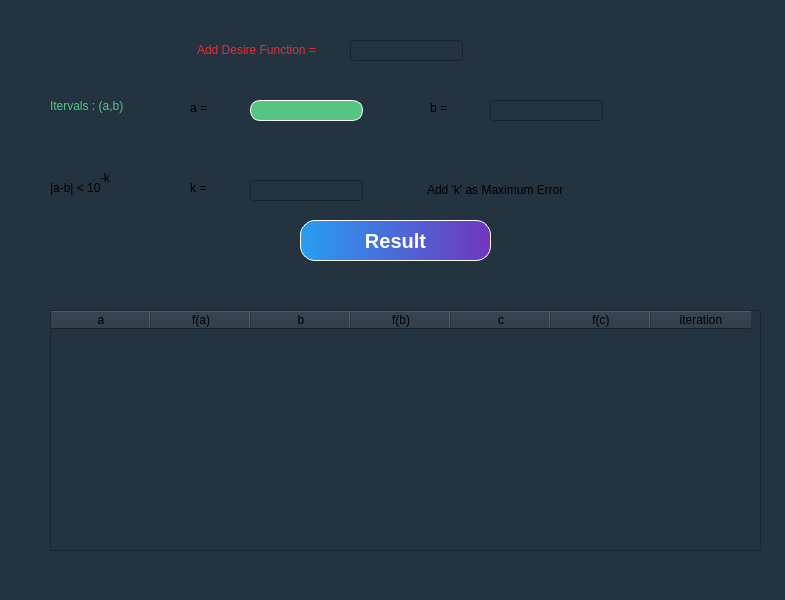
Above: bisectionUI.ui from MMDPROJECT/NumericalAnalysisMethods before the change. Below: the same form after it.
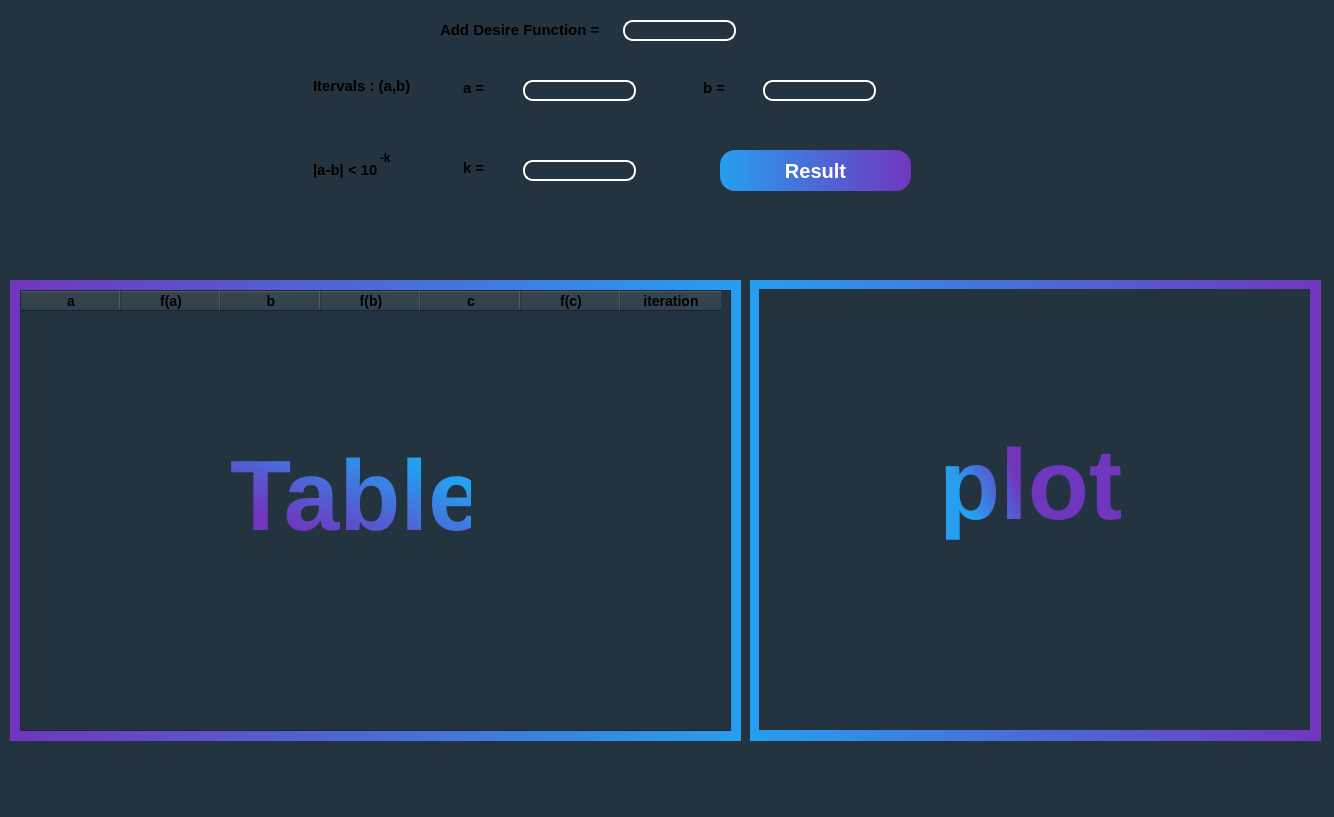
That is the form after the change.

Commit message: connected plot & table + add UI Design

What changed in the file:
```diff
--- a/bisectionUI.ui
+++ b/bisectionUI.ui
@@ -2,12 +2,15 @@
 <ui version="4.0">
  <class>MainWindow</class>
  <widget class="QMainWindow" name="MainWindow">
+  <property name="enabled">
+   <bool>true</bool>
+  </property>
   <property name="geometry">
    <rect>
     <x>0</x>
     <y>0</y>
-    <width>785</width>
-    <height>600</height>
+    <width>1334</width>
+    <height>817</height>
    </rect>
   </property>
   <property name="windowTitle">
@@ -20,12 +23,20 @@
    <widget class="QTableWidget" name="tableWidget">
     <property name="geometry">
      <rect>
-      <x>50</x>
-      <y>310</y>
+      <x>20</x>
+      <y>290</y>
       <width>711</width>
-      <height>241</height>
+      <height>441</height>
      </rect>
     </property>
+    <property name="cursor" stdset="0">
+     <cursorShape>OpenHandCursor</cursorShape>
+    </property>
+    <property name="styleSheet">
+     <string notr="true">color:&quot;white&quot;;
+font-weight:bold;
+font-size:14px;</string>
+    </property>
     <column>
      <property name="text">
       <string>a</string>
@@ -65,12 +76,17 @@
    <widget class="QLabel" name="label">
     <property name="geometry">
      <rect>
-      <x>190</x>
-      <y>100</y>
+      <x>463</x>
+      <y>80</y>
       <width>58</width>
       <height>16</height>
      </rect>
     </property>
+    <property name="styleSheet">
+     <string notr="true">color:&quot;white&quot;;
+font-weight:bold;
+font-size:15px;</string>
+    </property>
     <property name="text">
      <string>a = </string>
     </property>
@@ -78,21 +94,21 @@
    <widget class="QPushButton" name="pushButton">
     <property name="geometry">
      <rect>
-      <x>300</x>
-      <y>220</y>
+      <x>720</x>
+      <y>150</y>
       <width>191</width>
       <height>41</height>
      </rect>
     </property>
     <property name="styleSheet">
      <string notr="true">#pushButton{
-border:1px solid white;
+border:none;
 border-radius:15px;
 background-color: qlineargradient(spread:pad, x1:1, y1:0, x2:0 y2:0, stop:0 #7036be , stop:1 #269ef1);
 font-weight:bold;
 color:#fff;
 font-size:20px;
-box-shadow:0 5px 18px rgb(0 0 0 / 8%);
+
 }
 #pushButton:hover{
 transition:all .3s ease;
@@ -105,28 +121,38 @@
    <widget class="QLineEdit" name="lineEdit">
     <property name="geometry">
      <rect>
-      <x>250</x>
-      <y>100</y>
+      <x>523</x>
+      <y>80</y>
       <width>113</width>
       <height>21</height>
      </rect>
     </property>
     <property name="styleSheet">
-     <string notr="true">background-color: #55C682;
-border-color:#212554;
+     <string notr="true">border-color:#212554;
 border-radius:10px;
-border:1px solid white;</string>
+color:&quot;white&quot;;
+border:2px solid white;
+padding-left:5px;
+font-weight:bold;</string>
     </property>
    </widget>
    <widget class="QLineEdit" name="lineEdit_2">
     <property name="geometry">
      <rect>
-      <x>490</x>
-      <y>100</y>
+      <x>763</x>
+      <y>80</y>
       <width>113</width>
       <height>21</height>
      </rect>
     </property>
+    <property name="styleSheet">
+     <string notr="true">border-color:#212554;
+border-radius:10px;
+border:2px solid white;
+color:&quot;white&quot;;
+padding-left:5px;
+font-weight:bold;</string>
+    </property>
     <property name="text">
      <string/>
     </property>
@@ -134,12 +160,17 @@
    <widget class="QLabel" name="label_2">
     <property name="geometry">
      <rect>
-      <x>430</x>
-      <y>100</y>
+      <x>703</x>
+      <y>80</y>
       <width>58</width>
       <height>16</height>
      </rect>
     </property>
+    <property name="styleSheet">
+     <string notr="true">color:&quot;white&quot;;
+font-weight:bold;
+font-size:15px;</string>
+    </property>
     <property name="text">
      <string>b = </string>
     </property>
@@ -147,14 +178,16 @@
    <widget class="QLabel" name="label_3">
     <property name="geometry">
      <rect>
-      <x>50</x>
-      <y>80</y>
-      <width>91</width>
+      <x>313</x>
+      <y>60</y>
+      <width>101</width>
       <height>51</height>
      </rect>
     </property>
     <property name="styleSheet">
-     <string notr="true">color:#55C682;</string>
+     <string notr="true">color:&quot;white&quot;;
+font-weight:bold;
+font-size:15px;</string>
     </property>
     <property name="text">
      <string>Itervals : (a,b)</string>
@@ -163,12 +196,17 @@
    <widget class="QLabel" name="label_4">
     <property name="geometry">
      <rect>
-      <x>50</x>
-      <y>180</y>
-      <width>61</width>
-      <height>16</height>
+      <x>313</x>
+      <y>160</y>
+      <width>71</width>
+      <height>20</height>
      </rect>
     </property>
+    <property name="styleSheet">
+     <string notr="true">color:&quot;white&quot;;
+font-weight:bold;
+font-size:15px;</string>
+    </property>
     <property name="text">
      <string>|a-b| &lt; 10</string>
     </property>
@@ -176,12 +214,16 @@
    <widget class="QLabel" name="label_5">
     <property name="geometry">
      <rect>
-      <x>100</x>
-      <y>170</y>
+      <x>380</x>
+      <y>150</y>
       <width>21</width>
       <height>16</height>
      </rect>
     </property>
+    <property name="styleSheet">
+     <string notr="true">color:&quot;white&quot;;
+font-weight:bold;</string>
+    </property>
     <property name="text">
      <string>-k</string>
     </property>
@@ -189,48 +231,56 @@
    <widget class="QLineEdit" name="lineEdit_3">
     <property name="geometry">
      <rect>
-      <x>250</x>
-      <y>180</y>
+      <x>523</x>
+      <y>160</y>
       <width>113</width>
       <height>21</height>
      </rect>
     </property>
+    <property name="styleSheet">
+     <string notr="true">border-color:#212554;
+border-radius:10px;
+border:2px solid white;
+color:&quot;white&quot;;
+padding-left:5px;
+font-weight:bold;</string>
+    </property>
    </widget>
    <widget class="QLabel" name="label_6">
     <property name="geometry">
      <rect>
-      <x>190</x>
-      <y>180</y>
+      <x>463</x>
+      <y>160</y>
       <width>58</width>
       <height>16</height>
      </rect>
     </property>
+    <property name="styleSheet">
+     <string notr="true">color:&quot;white&quot;;
+font-weight:bold;
+font-size:15px;</string>
+    </property>
     <property name="text">
      <string>k = </string>
     </property>
    </widget>
-   <widget class="QLabel" name="label_7">
-    <property name="geometry">
-     <rect>
-      <x>427</x>
-      <y>180</y>
-      <width>161</width>
-      <height>20</height>
-     </rect>
-    </property>
-    <property name="text">
-     <string>Add 'k' as Maximum Error</string>
-    </property>
-   </widget>
    <widget class="QLineEdit" name="lineEdit_4">
     <property name="geometry">
      <rect>
-      <x>350</x>
-      <y>40</y>
+      <x>623</x>
+      <y>20</y>
       <width>113</width>
       <height>21</height>
      </rect>
     </property>
+    <property name="styleSheet">
+     <string notr="true">border-color:#212554;
+border-radius:10px;
+border:2px solid white;
+color:&quot;white&quot;;
+padding-left:5px;
+font-weight:bold;</string>
+    </property>
     <property name="text">
      <string/>
     </property>
@@ -238,19 +288,128 @@
    <widget class="QLabel" name="label_8">
     <property name="geometry">
      <rect>
-      <x>197</x>
-      <y>40</y>
-      <width>151</width>
+      <x>440</x>
+      <y>20</y>
+      <width>161</width>
       <height>20</height>
      </rect>
     </property>
     <property name="styleSheet">
-     <string notr="true">color: #E52D35</string>
+     <string notr="true">color:&quot;white&quot;;
+font-weight:bold;
+font-size:15px;</string>
     </property>
     <property name="text">
      <string>Add Desire Function = </string>
     </property>
    </widget>
+   <widget class="QLabel" name="label_9">
+    <property name="geometry">
+     <rect>
+      <x>750</x>
+      <y>280</y>
+      <width>571</width>
+      <height>461</height>
+     </rect>
+    </property>
+    <property name="styleSheet">
+     <string notr="true">background-color: qlineargradient(spread:pad, x1:1, y1:0, x2:0 y2:0, stop:0 #7036be , stop:1 #269ef1);</string>
+    </property>
+    <property name="text">
+     <string/>
+    </property>
+   </widget>
+   <widget class="QLabel" name="label_10">
+    <property name="geometry">
+     <rect>
+      <x>10</x>
+      <y>280</y>
+      <width>731</width>
+      <height>461</height>
+     </rect>
+    </property>
+    <property name="styleSheet">
+     <string notr="true">background-color: qlineargradient(spread:pad, x1:0, y1:0, x2:1 y2:0, stop:0 #7036be , stop:1 #269ef1);</string>
+    </property>
+    <property name="text">
+     <string/>
+    </property>
+   </widget>
+   <widget class="QLabel" name="label_12">
+    <property name="geometry">
+     <rect>
+      <x>230</x>
+      <y>430</y>
+      <width>241</width>
+      <height>131</height>
+     </rect>
+    </property>
+    <property name="styleSheet">
+     <string notr="true">font-size:100px;
+font-weight:bold;
+color:qlineargradient(spread:pad, x1:60, y1:95, x2:100 y2:1, stop:0 #7036be , stop:1 #269ef1);</string>
+    </property>
+    <property name="text">
+     <string>Table</string>
+    </property>
+   </widget>
+   <widget class="QWidget" name="verticalLayoutWidget">
+    <property name="geometry">
+     <rect>
+      <x>759</x>
+      <y>289</y>
+      <width>551</width>
+      <height>441</height>
+     </rect>
+    </property>
+    <layout class="QVBoxLayout" name="verticalLayout">
+     <item>
+      <widget class="QWidget" name="widget" native="true">
+       <property name="cursor">
+        <cursorShape>OpenHandCursor</cursorShape>
+       </property>
+       <property name="styleSheet">
+        <string notr="true">background-size: cover;</string>
+       </property>
+       <widget class="QLabel" name="label_7">
+        <property name="geometry">
+         <rect>
+          <x>180</x>
+          <y>130</y>
+          <width>241</width>
+          <height>131</height>
+         </rect>
+        </property>
+        <property name="styleSheet">
+         <string notr="true">font-size:100px;
+font-weight:bold;
+color:qlineargradient(spread:pad, x1:50, y1:1, x2:0 y2:25, stop:0 #7036be , stop:1 #269ef1);</string>
+        </property>
+        <property name="text">
+         <string>plot</string>
+        </property>
+       </widget>
+      </widget>
+     </item>
+    </layout>
+   </widget>
+   <zorder>label_5</zorder>
+   <zorder>label_10</zorder>
+   <zorder>label_9</zorder>
+   <zorder>tableWidget</zorder>
+   <zorder>label</zorder>
+   <zorder>pushButton</zorder>
+   <zorder>lineEdit</zorder>
+   <zorder>lineEdit_2</zorder>
+   <zorder>label_2</zorder>
+   <zorder>label_3</zorder>
+   <zorder>label_4</zorder>
+   <zorder>lineEdit_3</zorder>
+   <zorder>label_6</zorder>
+   <zorder>lineEdit_4</zorder>
+   <zorder>label_8</zorder>
+   <zorder>label_12</zorder>
+   <zorder>verticalLayoutWidget</zorder>
   </widget>
   <widget class="QStatusBar" name="statusbar"/>
  </widget>
```
Left out of the diff: 9 changed lines with no effect on the pictures. The commit also changes 2 other files.
